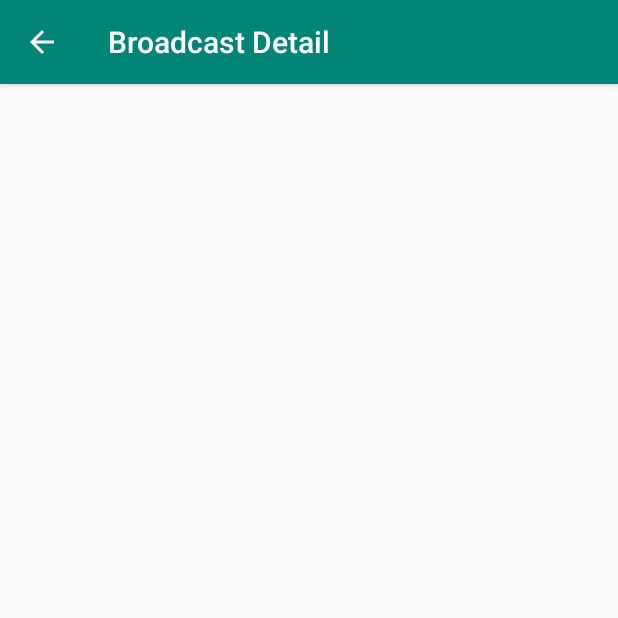
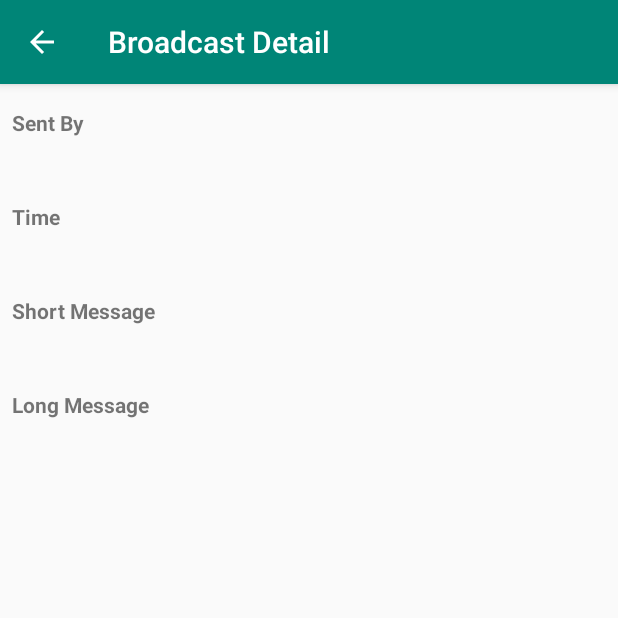
Before and after one commit to kenschenke/BroncoCast-Android, an Android app: the BroadcastDetailActivity screen opened directly, with no data from a screen before it, on a phone screen of 412 x 824 dp, the top half of it. Run offline under Robolectric (Android 15) with nearby library versions, the phone set to English and light mode, and no system bars; network calls fail; 1 statement that could not run was skipped.

Commit message:
Finished up broadcast detail activity

```diff
--- a/app/src/main/java/com/kenschenke/broncocast/BroadcastDetailActivity.java
+++ b/app/src/main/java/com/kenschenke/broncocast/BroadcastDetailActivity.java
@@ -3,6 +3,7 @@ package com.kenschenke.broncocast;
 import android.content.Intent;
 import android.support.v7.app.AppCompatActivity;
 import android.os.Bundle;
+import android.view.View;
 import android.widget.TextView;
 
 public class BroadcastDetailActivity extends AppCompatActivity {
@@ -15,9 +16,25 @@ public class BroadcastDetailActivity extends AppCompatActivity {
         setTitle("Broadcast Detail");
         getSupportActionBar().setDisplayHomeAsUpEnabled(true);
 
-        TextView textView = findViewById(R.id.textView);
         Intent intent = getIntent();
-        textView.setText(intent.getStringExtra("Sent"));
+
+        TextView textViewSentBy = findViewById(R.id.textViewSentBy);
+        textViewSentBy.setText(intent.getStringExtra("SentBy"));
+
+        TextView textViewDelivered = findViewById(R.id.textViewDelivered);
+        textViewDelivered.setText(intent.getStringExtra("Delivered"));
+
+        TextView textViewShortMsg = findViewById(R.id.textViewShortMsg);
+        textViewShortMsg.setText(intent.getStringExtra("ShortMsg"));
+
+        TextView textViewLongMsg = findViewById(R.id.textViewLongMsg);
+        String longMsg = intent.getStringExtra("LongMsg");
+        if (longMsg.isEmpty()) {
+            findViewById(R.id.textViewLongMsgLabel).setVisibility(View.INVISIBLE);
+            textViewLongMsg.setVisibility(View.INVISIBLE);
+        } else {
+            textViewLongMsg.setText(longMsg);
+        }
     }
 
     @Override
--- a/app/src/main/java/com/kenschenke/broncocast/BroadcastsFragment.java
+++ b/app/src/main/java/com/kenschenke/broncocast/BroadcastsFragment.java
@@ -118,14 +118,16 @@ public class BroadcastsFragment extends Fragment {
                         JSONObject broadcast = broadcasts.getJSONObject(i);
 
                         Map<String,String> broadcastInfo = new HashMap<>();
-                        broadcastInfo.put("sent", broadcast.getString("Delivered"));
-                        broadcastInfo.put("content", broadcast.getString("ShortMsg"));
+                        broadcastInfo.put("sentBy", broadcast.getString("UsrName"));
+                        broadcastInfo.put("delivered", broadcast.getString("Delivered"));
+                        broadcastInfo.put("shortMsg", broadcast.getString("ShortMsg"));
+                        broadcastInfo.put("longMsg", broadcast.getString("LongMsg"));
                         broadcastData.add(broadcastInfo);
                     }
 
                     SimpleAdapter simpleAdapter = new SimpleAdapter(getActivity(), broadcastData,
                             android.R.layout.simple_list_item_2,
-                            new String[] {"sent", "content"},
+                            new String[] {"delivered", "shortMsg"},
                             new int[] {android.R.id.text1, android.R.id.text2});
                     listView.setAdapter(simpleAdapter);
 
@@ -134,7 +136,10 @@ public class BroadcastsFragment extends Fragment {
                         public void onItemClick(AdapterView<?> parent, View view, int position, long id) {
                             Intent intent = new Intent(view.getContext(), BroadcastDetailActivity.class);
 
-                            intent.putExtra("Sent", broadcastData.get(position).get("sent"));
+                            intent.putExtra("SentBy", broadcastData.get(position).get("sentBy"));
+                            intent.putExtra("Delivered", broadcastData.get(position).get("delivered"));
+                            intent.putExtra("ShortMsg", broadcastData.get(position).get("shortMsg"));
+                            intent.putExtra("LongMsg", broadcastData.get(position).get("longMsg"));
 
                             startActivity(intent);
                         }
--- a/app/src/main/res/layout/activity_broadcast_detail.xml
+++ b/app/src/main/res/layout/activity_broadcast_detail.xml
@@ -6,14 +6,119 @@
     android:layout_height="match_parent"
     tools:context=".BroadcastDetailActivity">
 
-    <TextView
-        android:id="@+id/textView"
-        android:layout_width="wrap_content"
-        android:layout_height="wrap_content"
-        android:text="Broadcast Detail"
-        app:layout_constraintBottom_toBottomOf="parent"
-        app:layout_constraintEnd_toEndOf="parent"
-        app:layout_constraintHorizontal_bias="0.5"
-        app:layout_constraintStart_toStartOf="parent"
-        app:layout_constraintTop_toTopOf="parent" />
+    <ScrollView
+        android:id="@+id/scrollView2"
+        android:layout_width="395dp"
+        android:layout_height="715dp"
+        tools:layout_editor_absoluteX="8dp"
+        tools:layout_editor_absoluteY="8dp">
+
+        <LinearLayout
+            android:layout_width="match_parent"
+            android:layout_height="wrap_content"
+            android:orientation="vertical"
+            >
+
+            <TextView
+                android:id="@+id/textViewSentByLabel"
+                android:layout_width="wrap_content"
+                android:layout_height="wrap_content"
+                android:layout_marginStart="8dp"
+                android:layout_marginLeft="8dp"
+                android:layout_marginTop="16dp"
+                android:text="Sent By"
+                android:textStyle="bold"
+                app:layout_constraintEnd_toEndOf="parent"
+                app:layout_constraintStart_toEndOf="@+id/scrollView2"
+                app:layout_constraintTop_toTopOf="parent" />
+
+            <TextView
+                android:id="@+id/textViewSentBy"
+                android:layout_width="match_parent"
+                android:layout_height="wrap_content"
+                android:layout_marginStart="8dp"
+                android:layout_marginLeft="8dp"
+                android:layout_marginTop="8dp"
+                android:text="TextView"
+                app:layout_constraintEnd_toEndOf="parent"
+                app:layout_constraintStart_toEndOf="@+id/textViewSentByLabel"
+                />
+
+            <TextView
+                android:id="@+id/textViewDeliveredLabel"
+                android:layout_width="wrap_content"
+                android:layout_height="wrap_content"
+                android:layout_marginStart="8dp"
+                android:layout_marginLeft="8dp"
+                android:layout_marginTop="16dp"
+                android:text="Time"
+                android:textStyle="bold"
+                app:layout_constraintEnd_toEndOf="parent"
+                app:layout_constraintStart_toEndOf="@+id/scrollView2"
+                app:layout_constraintTop_toTopOf="@+id/textViewSentBy" />
+
+            <TextView
+                android:id="@+id/textViewDelivered"
+                android:layout_width="match_parent"
+                android:layout_height="wrap_content"
+                android:layout_marginStart="8dp"
+                android:layout_marginLeft="8dp"
+                android:layout_marginTop="8dp"
+                android:text="TextView"
+                app:layout_constraintEnd_toEndOf="parent"
+                app:layout_constraintStart_toEndOf="@+id/textViewDeliveredLabel"
+                />
+
+            <TextView
+                android:id="@+id/textViewShortMsgLabel"
+                android:layout_width="wrap_content"
+                android:layout_height="wrap_content"
+                android:layout_marginStart="8dp"
+                android:layout_marginLeft="8dp"
+                android:layout_marginTop="16dp"
+                android:text="Short Message"
+                android:textStyle="bold"
+                app:layout_constraintEnd_toEndOf="parent"
+                app:layout_constraintStart_toEndOf="@+id/scrollView2"
+                app:layout_constraintTop_toTopOf="@+id/textViewDelivered" />
+
+            <TextView
+                android:id="@+id/textViewShortMsg"
+                android:layout_width="match_parent"
+                android:layout_height="wrap_content"
+                android:layout_marginStart="8dp"
+                android:layout_marginLeft="8dp"
+                android:layout_marginTop="8dp"
+                android:text="TextView"
+                app:layout_constraintEnd_toEndOf="parent"
+                app:layout_constraintStart_toEndOf="@+id/textViewShortMsgLabel"
+                />
+
+            <TextView
+                android:id="@+id/textViewLongMsgLabel"
+                android:layout_width="wrap_content"
+                android:layout_height="wrap_content"
+                android:layout_marginStart="8dp"
+                android:layout_marginLeft="8dp"
+                android:layout_marginTop="16dp"
+                android:text="Long Message"
+                android:textStyle="bold"
+                app:layout_constraintEnd_toEndOf="parent"
+                app:layout_constraintStart_toEndOf="@+id/scrollView2"
+                app:layout_constraintTop_toTopOf="@+id/textViewShortMsg" />
+
+            <TextView
+                android:id="@+id/textViewLongMsg"
+                android:layout_width="match_parent"
+                android:layout_height="wrap_content"
+                android:layout_marginStart="8dp"
+                android:layout_marginLeft="8dp"
+                android:layout_marginTop="8dp"
+                android:text="TextView"
+                app:layout_constraintEnd_toEndOf="parent"
+                app:layout_constraintStart_toEndOf="@+id/textViewLongMsgLabel"
+                />
+        </LinearLayout>
+    </ScrollView>
+
 </android.support.constraint.ConstraintLayout>
```
